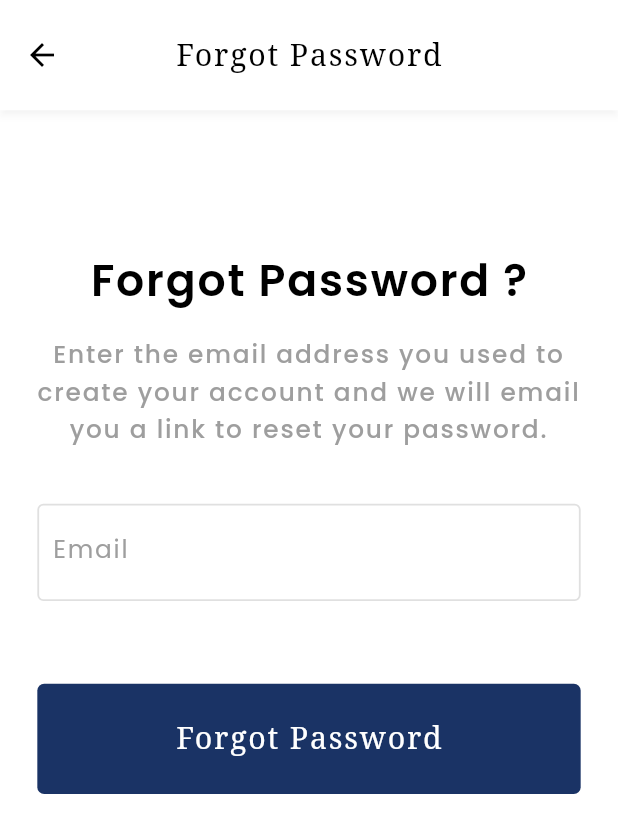
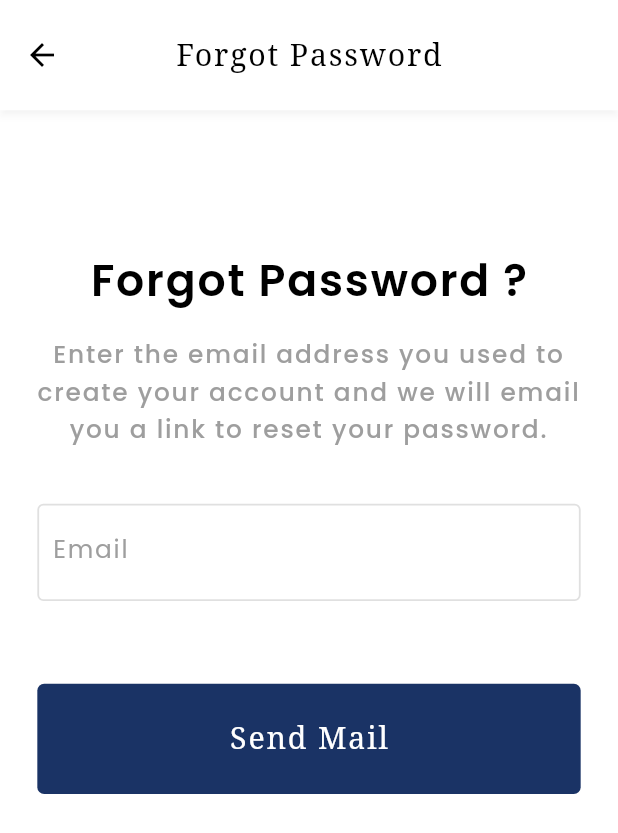
Before and after one commit to Ajaysinh1290/Listly, a Flutter app: the screen it shows after launch, after a tap on "Login", after a tap on "Forgot Password ?", on a phone screen of 412 x 824 dp. Shown: the top 833 px of the screen. Run offline on Flutter 3.47's test engine with Material 2 defaults, Android fonts, the phone set to English and light mode, and no system bars; our stand-ins replace cloud_firestore, firebase_auth, firebase_core, firebase_storage, flutter_screenutil, flutter_slidable and 6 more; missing offline and left inert: syncfusion_flutter_pdf; accounts and stored records are empty.

Commit message:
Code Updated

```diff
--- a/lib/controllers/auth_controller.dart
+++ b/lib/controllers/auth_controller.dart
@@ -30,7 +30,7 @@ class AuthController extends GetxController {
 
   _setInitialScreen(User? user) async {
     if (user == null) {
-      Get.offAll(const SignUp(), transition: Transition.size);
+      Get.offAll(const SignUp());
     } else {
       isLoading.value = true;
       await FirebaseFirestore.instance
@@ -40,7 +40,7 @@ class AuthController extends GetxController {
           .then((value) {
         Get.find<UserController>().user = UserModel.fromJson(value.data()!);
       });
-      Get.offAll(const HomePage(), transition: Transition.size);
+      Get.offAll(const HomePage());
       isLoading.value = false;
     }
   }
--- a/lib/main.dart
+++ b/lib/main.dart
@@ -27,7 +27,7 @@ class MyApp extends StatelessWidget with AppThemeData {
       designSize: const Size(414, 896),
       builder: () {
         return GetMaterialApp(
-          defaultTransition: Transition.topLevel,
+          defaultTransition: Transition.fadeIn,
           initialBinding: BindingsBuilder(() {
             Get.put(AuthController());
             Get.put(UserController());
@@ -56,7 +56,7 @@ class SplashScreen extends StatelessWidget {
           child: Image.asset(
             'assets/icons/Logo.png',
             fit: BoxFit.contain,
-            width: 220.w,
+            width: 230.w,
           ),
         ),
       ),
--- a/lib/screens/authentication/forgot_password.dart
+++ b/lib/screens/authentication/forgot_password.dart
@@ -61,7 +61,7 @@ class ForgotPassword extends StatelessWidget {
                 ),
                 Obx(() => MyButton(
                       onPressed: () => authController.forgotPassword(),
-                      buttonText: 'Forgot Password',
+                      buttonText: 'Send Mail',
                       isLoading: authController.isLoading.value,
                     ))
               ],
--- a/lib/screens/authentication/sign_in.dart
+++ b/lib/screens/authentication/sign_in.dart
@@ -72,8 +72,9 @@ class SignIn extends StatelessWidget {
                   alignment: Alignment.centerRight,
                   child: TextButton(
                       onPressed: () {
-                        Get.to(const ForgotPassword(),
-                            transition: Transition.topLevel);
+                        Get.to(
+                          const ForgotPassword(),
+                        );
                       },
                       child: Text(
                         'Forgot Password ?',
@@ -100,7 +101,7 @@ class SignIn extends StatelessWidget {
                   height: 20.h,
                 ),
                 GestureDetector(
-                  onTap: ()=>authController.signInWithGoogle(),
+                  onTap: () => authController.signInWithGoogle(),
                   child: Container(
                     height: 80.h,
                     decoration: BoxDecoration(
@@ -121,9 +122,7 @@ class SignIn extends StatelessWidget {
                         ),
                         Text(
                           'Sign in with Google',
-                          style: Theme.of(context)
-                              .textTheme
-                              .headline4,
+                          style: Theme.of(context).textTheme.headline4,
                           overflow: TextOverflow.ellipsis,
                         )
                       ],
--- a/lib/screens/authentication/sign_up.dart
+++ b/lib/screens/authentication/sign_up.dart
@@ -89,7 +89,7 @@ class SignUp extends StatelessWidget {
                 GestureDetector(
                   onTap: () => authController.signInWithGoogle(),
                   child: Container(
-                    height: 75.h,
+                    height: 80.h,
                     decoration: BoxDecoration(
                         color: Colors.white,
                         borderRadius: BorderRadius.circular(5.r),
```
Also changed, not shown: assets/icons/Logo.png, 35 other files.
